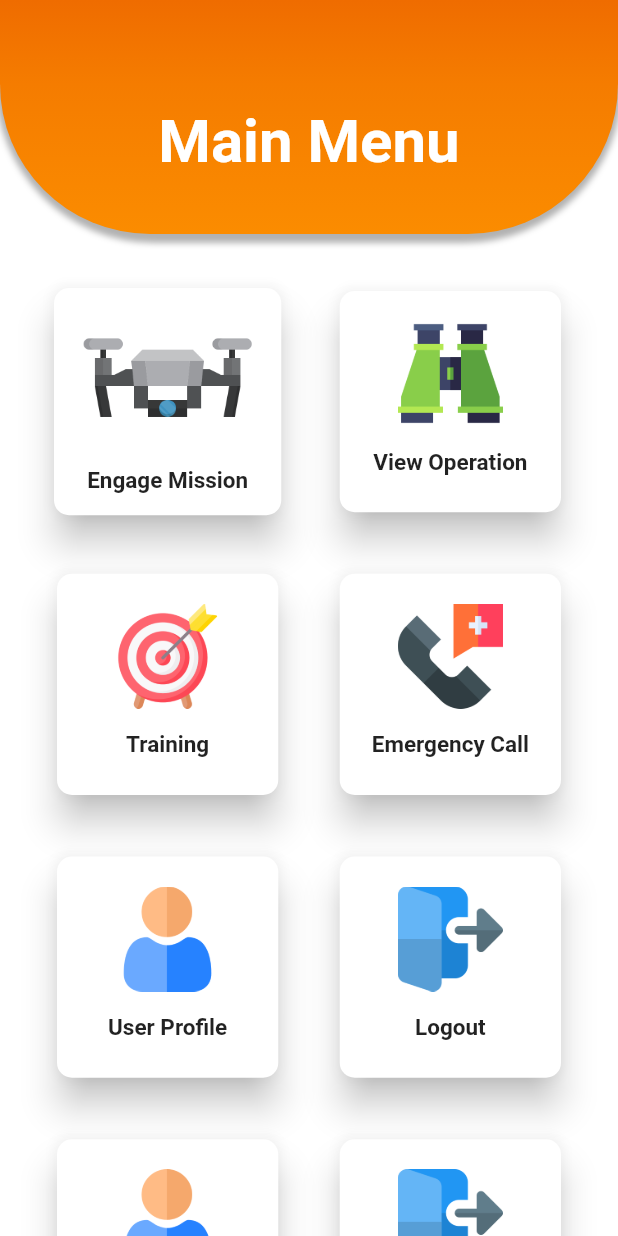
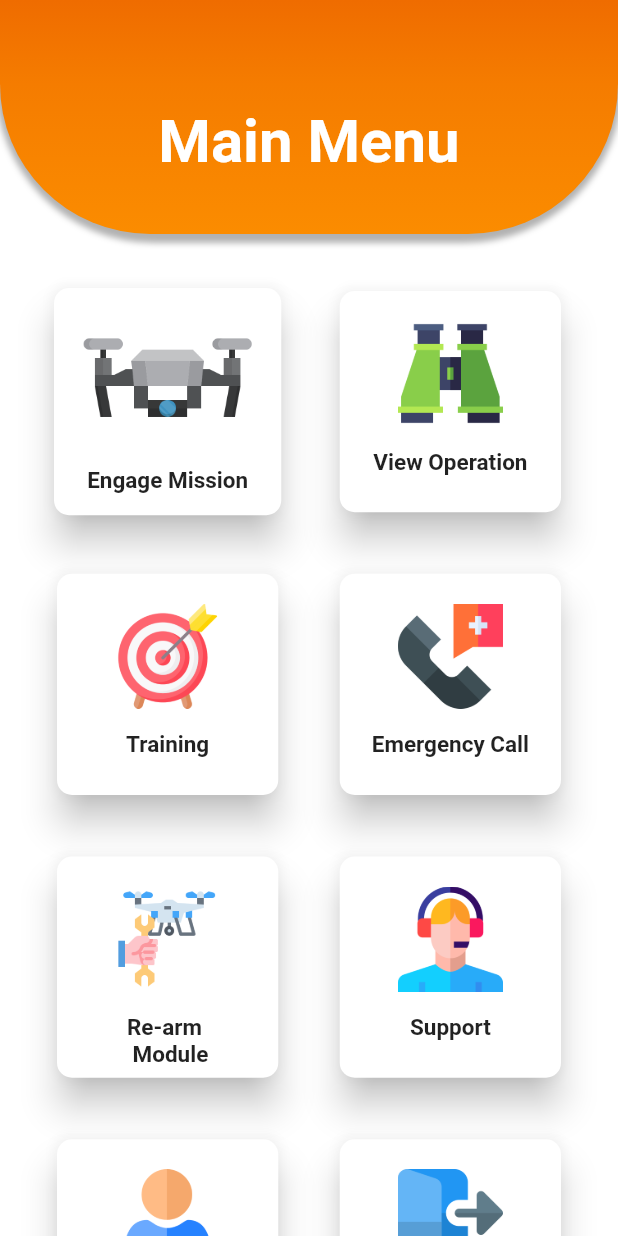
Before and after one commit to Chathura-Rathnayake/SoteriaX-mobile, a Flutter app: the screen it shows once a user with an empty profile is signed in, after a tap on "Logout", on a phone screen of 412 x 824 dp. Run offline on Flutter 3.47's test engine with Material 2 defaults, Android fonts, the phone set to English and light mode, and no system bars; our stand-ins replace cloud_firestore, firebase_auth, firebase_core, flutter_spinkit, shared_preferences, stop_watch_timer and 2 more; missing offline and left inert: flutter_webrtc, sdp_transform; accounts and stored records are empty.

Commit message:
main menu with new cards

```diff
--- a/lib/screens/home/main_menu.dart
+++ b/lib/screens/home/main_menu.dart
@@ -315,7 +315,7 @@ class _MainMenuState extends State<MainMenu> {
                               height: 20,
                             ),
                             Image(
-                              image: AssetImage('assets/icons/user.png'),
+                              image: AssetImage('assets/icons/maintenance.png'),
                               width: 200,
                               height: 70,
                             ),
@@ -323,7 +323,7 @@ class _MainMenuState extends State<MainMenu> {
                               height: 15,
                             ),
                             Text(
-                              'User Profile',
+                              'Re-arm\n Module',
                               style: TextStyle(
                                 fontSize: 15,
                                 fontWeight: FontWeight.w700,
@@ -336,8 +336,8 @@ class _MainMenuState extends State<MainMenu> {
                     Container(
                       padding: const EdgeInsets.all(8),
                       child: (MaterialButton(
-                        onPressed: () async {
-                          await _auth.signOut();
+                        onPressed: () {
+                         Navigator.push(context, MaterialPageRoute(builder: (context)=>helpRequest()));
                         },
                         height: 20,
                         minWidth: 20,
@@ -352,7 +352,7 @@ class _MainMenuState extends State<MainMenu> {
                               height: 20,
                             ),
                             Image(
-                              image: AssetImage('assets/icons/log-out.png'),
+                              image: AssetImage('assets/icons/call_center_agent.png'),
                               width: 300,
                               height: 70,
                             ),
@@ -360,7 +360,7 @@ class _MainMenuState extends State<MainMenu> {
                               height: 15,
                             ),
                             Text(
-                              'Logout',
+                              'Support',
                               style: TextStyle(
                                 fontSize: 15,
                                 fontWeight: FontWeight.w700,
@@ -373,8 +373,8 @@ class _MainMenuState extends State<MainMenu> {
                     Container(
                       padding: const EdgeInsets.all(8),
                       child: (MaterialButton(
-                        onPressed: () async {
-                          await _auth.signOut();
+                        onPressed: (){
+                          Navigator.push(context, MaterialPageRoute(builder: (context)=>Profiles()));
                         },
                         height: 20,
                         minWidth: 20,
@@ -397,7 +397,7 @@ class _MainMenuState extends State<MainMenu> {
                               height: 15,
                             ),
                             Text(
-                              'Logout',
+                              'User Profile',
                               style: TextStyle(
                                 fontSize: 15,
                                 fontWeight: FontWeight.w700,
```
